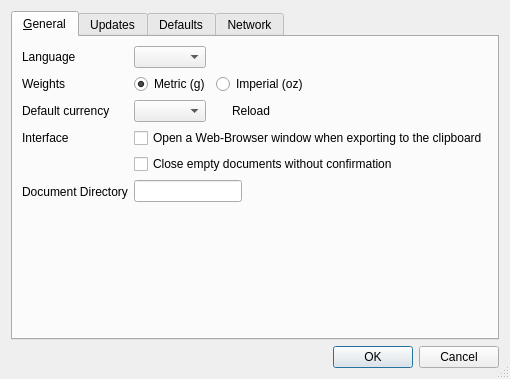
Before: the Qt Designer form src/settingsdialog.ui in rgriebl/brickstore, drawn with Qt 5.
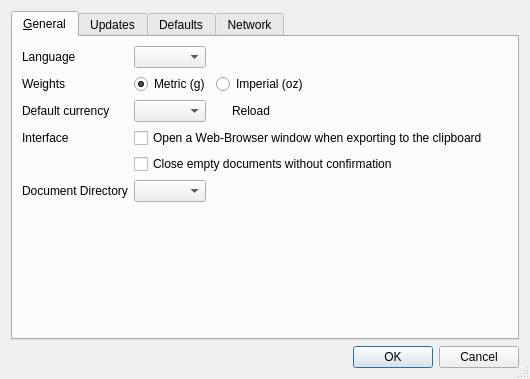
After: the same form once the commit is applied. Icons and pictures are not drawn.

Commit message: usability changes in the settings dialog

```diff
--- a/src/settingsdialog.ui
+++ b/src/settingsdialog.ui
@@ -6,8 +6,8 @@
    <rect>
     <x>0</x>
     <y>0</y>
-    <width>464</width>
-    <height>341</height>
+    <width>530</width>
+    <height>375</height>
    </rect>
   </property>
   <property name="windowTitle">
@@ -28,7 +28,7 @@
       </attribute>
       <layout class="QFormLayout" name="formLayout_7">
        <property name="fieldGrowthPolicy">
-        <enum>QFormLayout::FieldsStayAtSizeHint</enum>
+        <enum>QFormLayout::ExpandingFieldsGrow</enum>
        </property>
        <item row="0" column="0">
         <widget class="QLabel" name="label_8">
@@ -169,31 +169,6 @@
          </property>
         </widget>
        </item>
-       <item row="8" column="1">
-        <layout class="QHBoxLayout" name="horizontalLayout_3">
-         <item>
-          <widget class="QLineEdit" name="w_docdir">
-           <property name="sizePolicy">
-            <sizepolicy hsizetype="Expanding" vsizetype="Fixed">
-             <horstretch>0</horstretch>
-             <verstretch>0</verstretch>
-            </sizepolicy>
-           </property>
-          </widget>
-         </item>
-         <item>
-          <widget class="QToolButton" name="w_docdir_select">
-           <property name="icon">
-            <iconset>
-             <normaloff>:/images/16x16/file_open.png</normaloff>:/images/16x16/file_open.png</iconset>
-           </property>
-           <property name="autoRaise">
-            <bool>true</bool>
-           </property>
-          </widget>
-         </item>
-        </layout>
-       </item>
        <item row="9" column="1">
         <spacer name="verticalSpacer_4">
          <property name="orientation">
@@ -214,6 +189,13 @@
          </property>
         </widget>
        </item>
+       <item row="8" column="1">
+        <widget class="QComboBox" name="w_docdir">
+         <property name="sizeAdjustPolicy">
+          <enum>QComboBox::AdjustToContents</enum>
+         </property>
+        </widget>
+       </item>
       </layout>
      </widget>
      <widget class="QWidget" name="updates">
```
Left out of the diff: 4 changed lines with no effect on the pictures. The commit also changes 2 other files.
